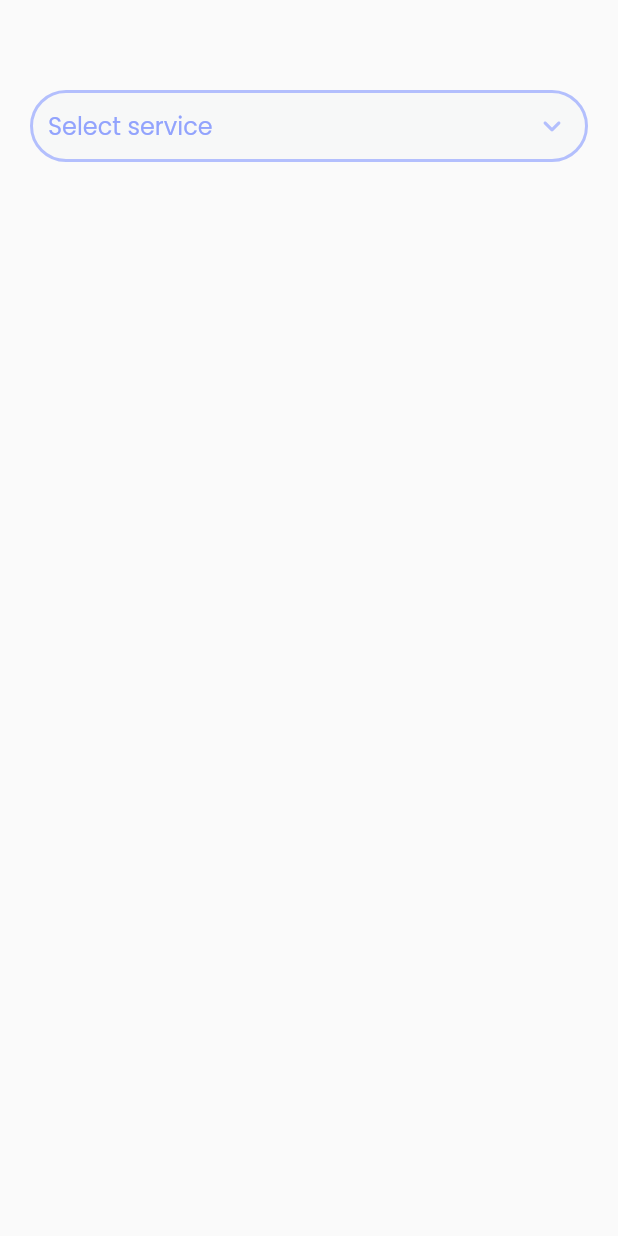
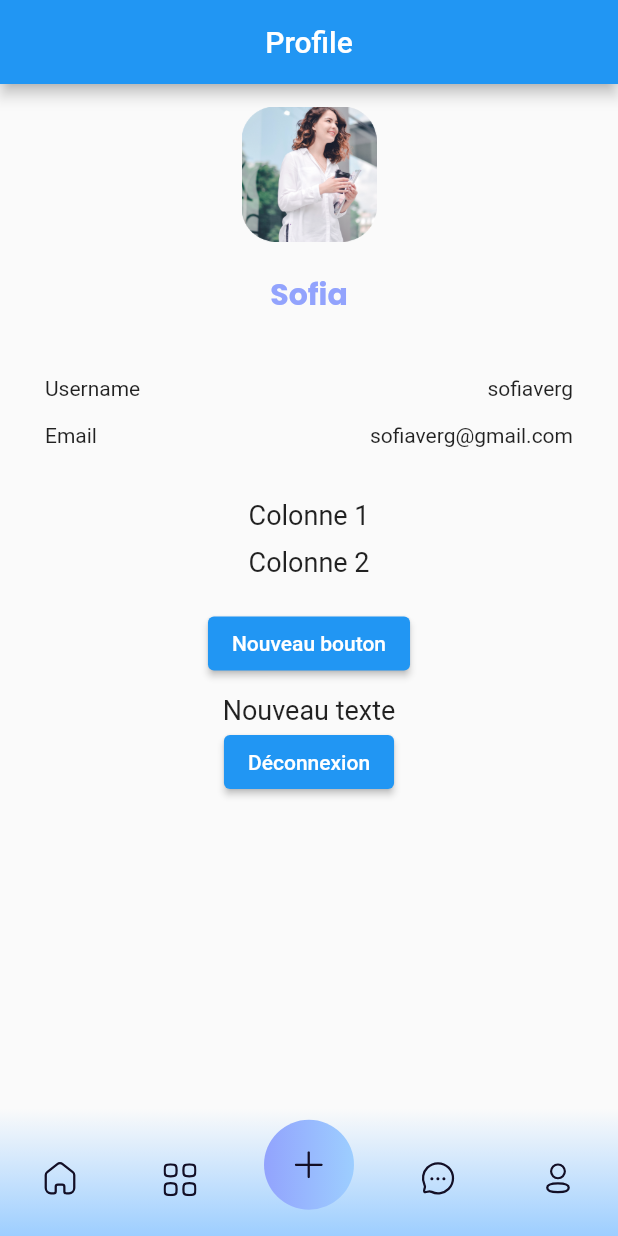
Before and after one commit to 2MARIAM1/SharedFlutterProject, a Flutter app: the screen it shows after launch, on a phone screen of 412 x 824 dp. Run offline on Flutter 3.47's test engine with Material 2 defaults, Android fonts, the phone set to English and light mode, and no system bars; drawn by our look-alikes of multi_select_flutter; our stand-ins replace flutter_svg; missing offline and left inert: dart:ffi.

Commit message:
Profilscreen

```diff
--- a/lib/main.dart
+++ b/lib/main.dart
@@ -1,12 +1,7 @@
 import 'package:flutter/material.dart';
-import 'package:test_project/Components/service_selector.dart';
-import 'package:test_project/pages/get_started.dart';
-import 'package:test_project/pages/home_page.dart';
-import 'package:test_project/pages/loginpage.dart';
-import 'package:test_project/pages/signup_page.dart';
-import 'package:test_project/pages/testpage.dart';
+import 'package:test_project/pages/profi-page.dart';
 
-void main() => runApp(const MyApp());
+void main() => runApp(MyApp());
 
 class MyApp extends StatelessWidget {
   const MyApp({super.key});
@@ -15,7 +10,7 @@ class MyApp extends StatelessWidget {
   Widget build(BuildContext context) {
     return MaterialApp(
       debugShowCheckedModeBanner: false,
-      home: ServiceTypeSelector(),
+      home: ProfileScreen(),
     );
   }
 }
--- /dev/null
+++ b/lib/pages/profi-page.dart
@@ -0,0 +1,140 @@
+import 'package:flutter/material.dart';
+import 'package:test_project/utils/color_constant.dart';
+
+import '../Components/custom_menu.dart';
+import '../utils/image_constant.dart';
+import 'loginpage.dart';
+
+class ProfileScreen extends StatefulWidget {
+  @override
+  _ProfileScreenState createState() => _ProfileScreenState();
+}
+
+class _ProfileScreenState extends State<ProfileScreen> {
+  String username = 'Sofia';
+  String email = 'utilisateur@example.com';
+
+  void _logout() {
+    Navigator.push(
+      context,
+      MaterialPageRoute(builder: (context) => const LoginPage()),
+    );
+    // Action à effectuer lorsque le bouton de déconnexion est pressé
+  }
+
+  @override
+  Widget build(BuildContext context) {
+    return Scaffold(
+        appBar: AppBar(
+          title: Text('Profile'),
+          centerTitle: true,
+        ),
+        body: Stack(children: [
+          Column(
+            children: [
+              Column(
+                mainAxisAlignment: MainAxisAlignment.start,
+                children: [
+                  Padding(
+                    padding: const EdgeInsets.only(top: 15),
+                    child: SizedBox(
+                      width: 90,
+                      height: 90,
+                      child: Image.asset(
+                        ImageConstant.imgRectangle21,
+                        fit: BoxFit.fill,
+                      ),
+                    ),
+                  ),
+                  SizedBox(height: 20),
+                  Align(
+                    alignment: Alignment.topCenter,
+                    child: Text(
+                      username,
+                      style: TextStyle(
+                          fontSize: 20,
+                          fontFamily: 'Poppins',
+                          color: ColorConstant.indigoA100,
+                          fontWeight: FontWeight.w600),
+                    ),
+                  ),
+                  SizedBox(height: 40),
+                  Padding(
+                    padding: const EdgeInsets.symmetric(horizontal: 30),
+                    child: Row(
+                      mainAxisAlignment: MainAxisAlignment.spaceBetween,
+                      children: [
+                        Text(
+                          'Username',
+                          style: TextStyle(fontSize: 14),
+                        ),
+                        Text('sofiaverg')
+                      ],
+                    ),
+                  ),
+                  SizedBox(
+                    height: 15,
+                  ),
+                  Padding(
+                    padding: const EdgeInsets.symmetric(horizontal: 30),
+                    child: Row(
+                      mainAxisAlignment: MainAxisAlignment.spaceBetween,
+                      children: [
+                        Text(
+                          'Email',
+                          style: TextStyle(fontSize: 14),
+                        ),
+                        Text('sofiaverg@gmail.com')
+                      ],
+                    ),
+                  ),
+                  SizedBox(
+                    height: 15,
+                  ),
+                  SizedBox(height: 20),
+                  Align(
+                    alignment: Alignment.topCenter,
+                    child: Row(
+                      mainAxisAlignment: MainAxisAlignment.center,
+                      children: [
+                        Text(
+                          'Colonne 1',
+                          style: TextStyle(fontSize: 18),
+                        ),
+                      ],
+                    ),
+                  ),
+                  SizedBox(height: 10),
+                  Row(
+                    mainAxisAlignment: MainAxisAlignment.center,
+                    children: [
+                      Text(
+                        'Colonne 2',
+                        style: TextStyle(fontSize: 18),
+                      ),
+                    ],
+                  ),
+                  SizedBox(height: 20),
+                  ElevatedButton(
+                    onPressed: () {
+                      // Action à effectuer lorsque le nouveau bouton est pressé
+                    },
+                    child: Text('Nouveau bouton'),
+                  ),
+                  SizedBox(height: 10),
+                  Text(
+                    'Nouveau texte',
+                    style: TextStyle(fontSize: 18),
+                  ),
+                  ElevatedButton(
+                    onPressed: _logout,
+                    child: Text('Déconnexion'),
+                  ),
+                ],
+              ),
+            ],
+          ),
+          Align(alignment: Alignment.bottomCenter, child: CustomMenuBar()),
+        ]));
+  }
+}
```
Also changed, not shown: lib/Components/custom_menu.dart (+6 -14 lines), pubspec.lock, 1 other file.
